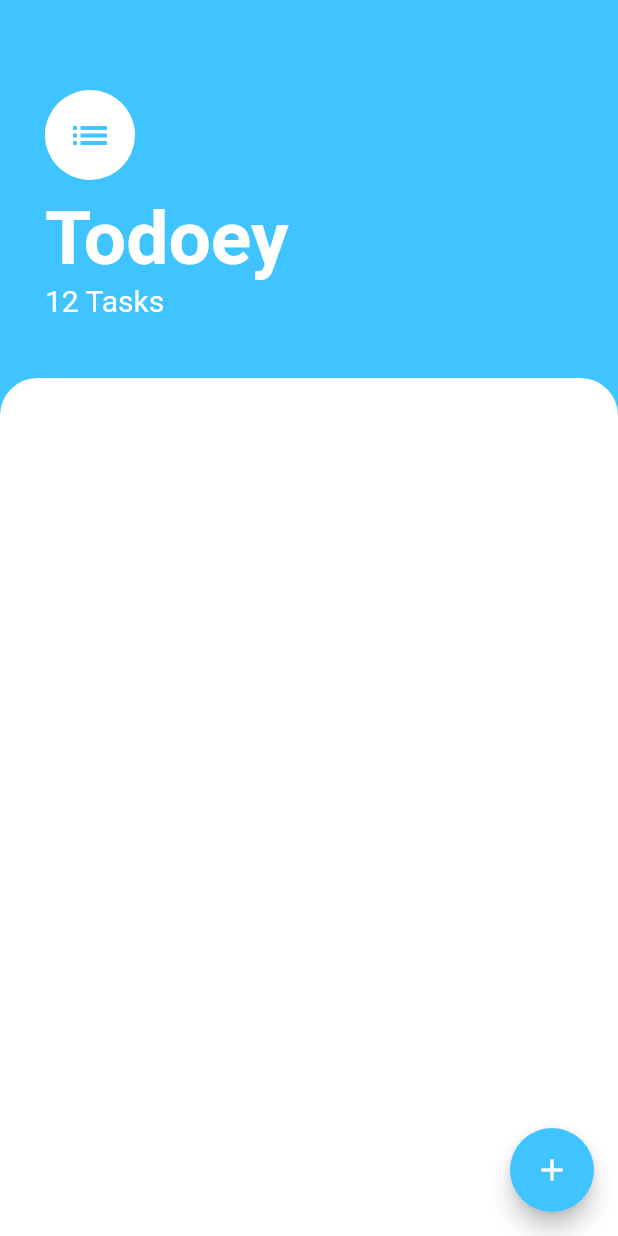
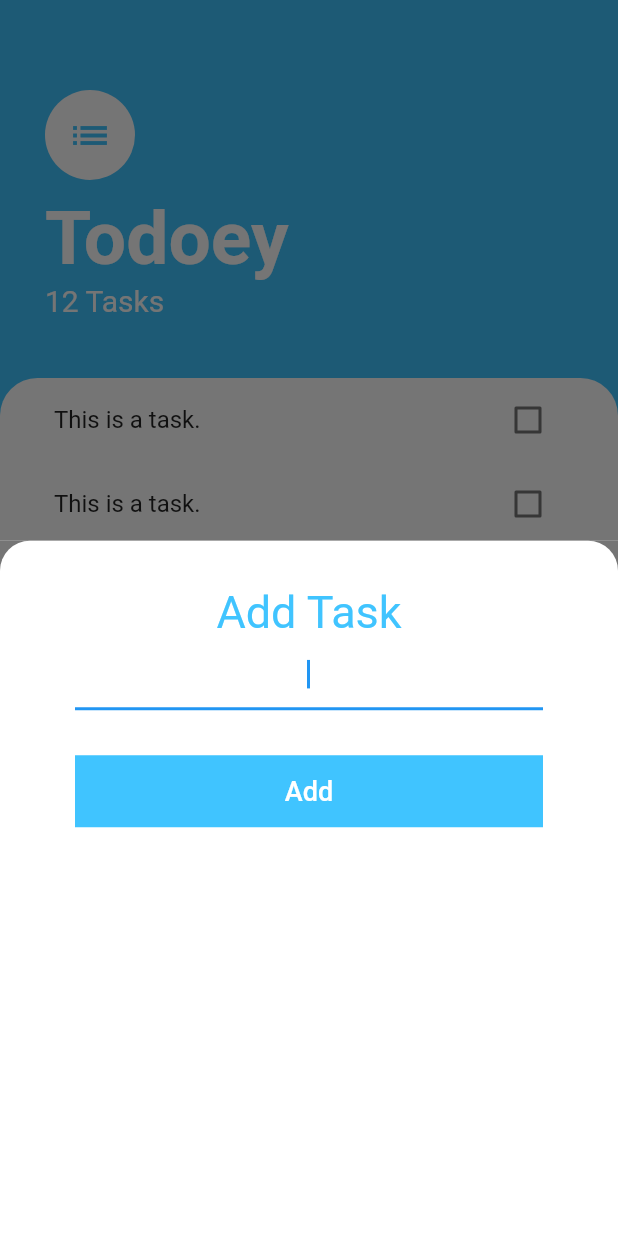
Before and after one commit to MatheusEli/todoey_flutter, a Flutter app: the screen it shows after launch, after a tap on the "add" icon, on a phone screen of 412 x 824 dp. Run offline on Flutter 3.47's test engine with Material 2 defaults, Android fonts, the phone set to English and light mode, and no system bars.

Commit message:
Checkbox

```diff
--- /dev/null
+++ b/lib/screens/add_task_screen.dart
@@ -0,0 +1,57 @@
+import 'package:flutter/material.dart';
+
+class AddTaskScreen extends StatelessWidget {
+  const AddTaskScreen({Key? key}) : super(key: key);
+
+  @override
+  Widget build(BuildContext context) {
+    return Container(
+      color: const Color(0xFF757575),
+      child: Container(
+        decoration: const BoxDecoration(
+          color: Colors.white,
+          borderRadius: BorderRadius.only(
+            topLeft: Radius.circular(20.0),
+            topRight: Radius.circular(20.0),
+          ),
+        ),
+        child: Padding(
+          padding: const EdgeInsets.symmetric(horizontal: 50.0, vertical: 30.0),
+          child: Column(
+            crossAxisAlignment: CrossAxisAlignment.stretch,
+            children: [
+              const Text(
+                'Add Task',
+                textAlign: TextAlign.center,
+                style: TextStyle(
+                  fontSize: 30.0,
+                  color: Colors.lightBlueAccent,
+                ),
+              ),
+              const TextField(
+                autofocus: true,
+                textAlign: TextAlign.center,
+              ),
+              const SizedBox(
+                height: 30.0,
+              ),
+              Container(
+                color: Colors.lightBlueAccent,
+                child: TextButton(
+                  onPressed: () {},
+                  child: const Text(
+                    'Add',
+                    style: TextStyle(
+                      color: Colors.white,
+                      fontSize: 18.0,
+                    ),
+                  ),
+                ),
+              ),
+            ],
+          ),
+        ),
+      ),
+    );
+  }
+}
--- a/lib/screens/task_screen.dart
+++ b/lib/screens/task_screen.dart
@@ -1,14 +1,34 @@
 import 'package:flutter/material.dart';
+import 'package:todoey_flutter/screens/add_task_screen.dart';
+import 'package:todoey_flutter/widgets/tasks_list.dart';
 
 class TasksScreen extends StatelessWidget {
   const TasksScreen({Key? key}) : super(key: key);
+
+  // Widget buildBottomSheet(BuildContext context) {
+  //   return Container(
+  //     height: 300.0,
+  //     decoration: const BoxDecoration(
+  //       borderRadius: BorderRadius.only(
+  //         topRight: Radius.circular(25.0),
+  //         topLeft: Radius.circular(25.0),
+  //       ),
+  //     ),
+  //     child: const Text('Hello World!'),
+  //   );
+  // }
 
   @override
   Widget build(BuildContext context) {
     return Scaffold(
       backgroundColor: Colors.lightBlueAccent,
       floatingActionButton: FloatingActionButton(
-        onPressed: () {},
+        onPressed: () {
+          showModalBottomSheet(
+            context: context,
+            builder: (context) => const AddTaskScreen(),
+          );
+        },
         backgroundColor: Colors.lightBlueAccent,
         child: const Icon(Icons.add),
       ),
@@ -52,6 +72,7 @@ class TasksScreen extends StatelessWidget {
           ),
           Expanded(
             child: Container(
+              padding: const EdgeInsets.symmetric(horizontal: 20.0),
               decoration: const BoxDecoration(
                 color: Colors.white,
                 borderRadius: BorderRadius.only(
@@ -59,6 +80,7 @@ class TasksScreen extends StatelessWidget {
                   topRight: Radius.circular(25.0),
                 ),
               ),
+              child: TasksList(),
             ),
           )
         ],
--- /dev/null
+++ b/lib/widgets/task_tile.dart
@@ -0,0 +1,44 @@
+import 'package:flutter/material.dart';
+
+class TaskTile extends StatefulWidget {
+  const TaskTile({Key? key}) : super(key: key);
+
+  @override
+  State<TaskTile> createState() => _TaskTileState();
+}
+
+class _TaskTileState extends State<TaskTile> {
+  bool isChecked = false;
+
+  @override
+  Widget build(BuildContext context) {
+    return ListTile(
+      title: Text(
+        'This is a task.',
+        style: isChecked
+            ? const TextStyle(decoration: TextDecoration.lineThrough)
+            : null,
+      ),
+      trailing: TaskCheckbox(isChecked, (bool? checkboxState) {
+        setState(() {
+          isChecked = checkboxState ?? true;
+        });
+      }),
+    );
+  }
+}
+
+class TaskCheckbox extends StatelessWidget {
+  final bool checkboxState;
+  final void Function(bool?) toggleCheckboxState;
+  TaskCheckbox(this.checkboxState, this.toggleCheckboxState);
+
+  @override
+  Widget build(BuildContext context) {
+    return Checkbox(
+      value: checkboxState,
+      activeColor: Colors.lightBlueAccent,
+      onChanged: toggleCheckboxState,
+    );
+  }
+}
--- /dev/null
+++ b/lib/widgets/tasks_list.dart
@@ -0,0 +1,15 @@
+import 'package:flutter/material.dart';
+import 'package:todoey_flutter/widgets/task_tile.dart';
+
+class TasksList extends StatelessWidget {
+  @override
+  Widget build(BuildContext context) {
+    return ListView(
+      children: [
+        TaskTile(),
+        TaskTile(),
+        TaskTile(),
+      ],
+    );
+  }
+}
```
